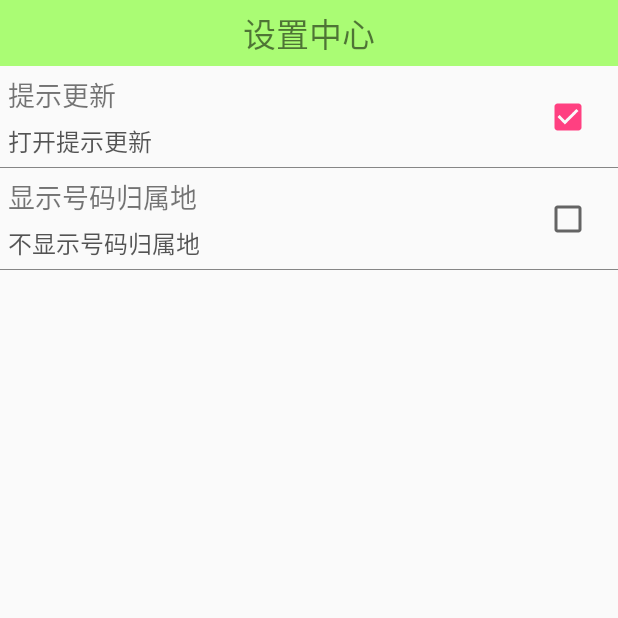
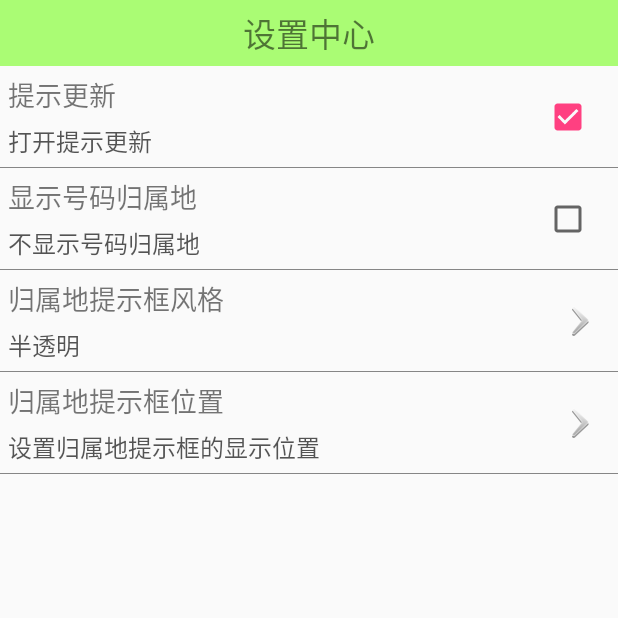
Before and after one commit to love214/mobilesafe, an Android app: the SettingActivity screen opened directly, with no data from a screen before it, on a phone screen of 412 x 824 dp, the top half of it. Run offline under Robolectric (Android 15) with nearby library versions, the phone set to English and light mode, and no system bars.

Commit message:
手机卫士第七天-自定义toast-从APIDemos里面找到所需的资源-跟随手指移动-监听电话的状态（service，telephonemanager的使用）-LayoutParams的使用-动态获取正在运行的服务（ActivityManager：进程管理者）

```diff
--- a/app/src/main/AndroidManifest.xml
+++ b/app/src/main/AndroidManifest.xml
@@ -15,6 +15,7 @@
     <uses-permission android:name="android.permission.READ_CONTACTS"/>
     <uses-permission android:name="android.permission.RECEIVE_SMS"/>
     <uses-permission android:name="android.permission.READ_SMS"/>
+    <uses-permission android:name="android.permission.PROCESS_OUTGOING_CALLS"/>
 
     <application
         android:allowBackup="true"
@@ -29,6 +30,9 @@
                 <category android:name="android.intent.category.LAUNCHER"/>
             </intent-filter>
         </activity>
+        <activity android:name=".activity.DragViewActivity"
+            android:theme="@android:style/Theme.Translucent.NoTitleBar"
+            />
         <activity android:name=".activity.HomeActivity"/>
         <activity android:name=".activity.SettingActivity"/>
         <activity android:name=".activity.LostfindActivity"/>
--- a/app/src/main/java/com/test/mobilesafe/activity/SettingActivity.java
+++ b/app/src/main/java/com/test/mobilesafe/activity/SettingActivity.java
@@ -2,13 +2,16 @@ package com.test.mobilesafe.activity;
 
 import android.app.Activity;
 import android.content.Context;
+import android.content.DialogInterface;
 import android.content.Intent;
 import android.content.SharedPreferences;
 import android.os.Bundle;
+import android.support.v7.app.AlertDialog;
 import android.view.View;
 
 import com.test.mobilesafe.R;
 import com.test.mobilesafe.service.AddressService;
+import com.test.mobilesafe.ui.SettingClickView;
 import com.test.mobilesafe.ui.SettingView;
 import com.test.mobilesafe.utils.AddressUtils;
 
@@ -21,6 +24,8 @@ public class SettingActivity extends Activity {
     private SettingView sv_setting_address;
     private SharedPreferences sp;
     private Context mContext;
+    private SettingClickView scv_setting_changebg;
+    private SettingClickView scv_setting_location;
 
     @Override
     protected void onCreate(Bundle savedInstanceState) {
@@ -30,9 +35,28 @@ public class SettingActivity extends Activity {
         sp=getSharedPreferences("config",MODE_PRIVATE);//保存设置信息
         sv_setting_update = (SettingView) findViewById(R.id.sv_setting_update);
         sv_setting_address = (SettingView) findViewById(R.id.sv_setting_address);
+        scv_setting_changebg = (SettingClickView) findViewById(R.id.scv_setting_changebg);
+        scv_setting_location = (SettingClickView) findViewById(R.id.scv_setting_location);
         //sv_setting_update.setTitle("提示更新");
         update();
         address();
+        changebg();
+        location();
+    }
+
+    /**
+     * 归属地提示位置
+     */
+    private void location() {
+        scv_setting_location.setTitle("归属地提示框位置");
+        scv_setting_location.setDes("设置归属地提示框的显示位置");
+        scv_setting_location.setOnClickListener(new View.OnClickListener() {
+            @Override
+            public void onClick(View v) {
+                Intent intent = new Intent(mContext, DragViewActivity.class);
+                startActivity(intent);
+            }
+        });
     }
 
     @Override
@@ -41,6 +65,42 @@ public class SettingActivity extends Activity {
         super.onStart();
         address();
     }
+
+    /**
+     * 设置归属地提示框的颜色
+     */
+    private void changebg() {
+        final String[] items={"半透明","活力橙","卫士蓝","金属灰","苹果绿"};
+        scv_setting_changebg.setTitle("归属地提示框风格");
+        scv_setting_changebg.setDes(items[sp.getInt("which", 0)]); //恢复上次选中的风格
+        scv_setting_changebg.setOnClickListener(new View.OnClickListener() {
+            @Override
+            public void onClick(View v) {
+                final AlertDialog.Builder builder=new AlertDialog.Builder(mContext);
+                builder.setIcon(R.mipmap.ic_launcherweb);
+                builder.setTitle("归属地提示框风格");
+                //设置取消按钮
+                builder.setNegativeButton("取消", null);//因为只是隐藏对话框，所以不需要第二个参数
+                int spInt = sp.getInt("which", 0);//恢复上次选中的风格
+                builder.setSingleChoiceItems(items, spInt, new DialogInterface.OnClickListener() {
+                    @Override
+                    public void onClick(DialogInterface dialog, int which) {
+                        SharedPreferences.Editor editor = sp.edit();
+                        editor.putInt("which",which);
+                        editor.commit();
+                        //which ：选中的索引值
+                        //设置描述信息
+                        scv_setting_changebg.setDes(items[which]);
+                        dialog.dismiss();
+                    }
+                });
+                builder.show();
+            }
+        });
+
+    }
+
+
 
     /**
      * 开启归属地显示的操作
--- /dev/null
+++ b/app/src/main/java/com/test/mobilesafe/ui/SettingClickView.java
@@ -0,0 +1,73 @@
+package com.test.mobilesafe.ui;
+
+import android.content.Context;
+import android.util.AttributeSet;
+import android.view.View;
+import android.widget.RelativeLayout;
+import android.widget.TextView;
+
+import com.test.mobilesafe.R;
+
+/**
+ * Created by Huyanglin on 2016/8/13.
+ */
+public class SettingClickView extends RelativeLayout {
+
+    private TextView tv_setting_title;
+    private TextView tv_setting_des;
+    private String des_on;
+    private String des_off;
+
+    public SettingClickView(Context context) {
+        super(context);
+        init();
+    }
+
+    //attrs保存有控件的所有属性
+    public SettingClickView(Context context, AttributeSet attrs) {
+        super(context, attrs);
+        init();
+//        int count = attrs.getAttributeCount();
+//        for (int i=0;i<count;i++){
+//            //获取每个属性的值
+//            String attributeValue = attrs.getAttributeValue(i);
+//
+//        }
+
+        String title = attrs.getAttributeValue("http://schemas.android.com/apk/res-auto", "title");
+        des_on = attrs.getAttributeValue("http://schemas.android.com/apk/res-auto", "des_on");
+        des_off = attrs.getAttributeValue("http://schemas.android.com/apk/res-auto", "des_off");
+        tv_setting_title.setText(title);
+
+    }
+
+    public SettingClickView(Context context, AttributeSet attrs, int defStyleAttr) {
+        super(context, attrs, defStyleAttr);
+        init();
+    }
+
+    private void init(){
+        //添加布局文件
+//        View view = View.inflate(getContext(), R.layout.setting,null);
+//        this.addView(view);
+        View view = View.inflate(getContext(), R.layout.settingclickview, this);
+        //获取控件
+        tv_setting_title = (TextView) view.findViewById(R.id.tv_setting_title);
+        tv_setting_des = (TextView) view.findViewById(R.id.tv_setting_des);
+
+    }
+
+    //需要添加一些方法，方便修改其中空间的属性或者值
+    //设置标题的方法
+    public void setTitle(String title){
+        tv_setting_title.setText(title);
+    }
+
+    //设置描述信息
+    public void setDes(String des){
+        tv_setting_des.setText(des);
+    }
+
+
+
+}
--- a/app/src/main/res/layout/activity_setting.xml
+++ b/app/src/main/res/layout/activity_setting.xml
@@ -37,4 +37,17 @@
         >
     </com.test.mobilesafe.ui.SettingView>
 
+    <com.test.mobilesafe.ui.SettingClickView
+        android:id="@+id/scv_setting_changebg"
+        android:layout_width="match_parent"
+        android:layout_height="wrap_content">
+
+    </com.test.mobilesafe.ui.SettingClickView>
+    <com.test.mobilesafe.ui.SettingClickView
+        android:id="@+id/scv_setting_location"
+        android:layout_width="match_parent"
+        android:layout_height="wrap_content">
+
+    </com.test.mobilesafe.ui.SettingClickView>
+
 </LinearLayout>
--- /dev/null
+++ b/app/src/main/res/layout/settingclickview.xml
@@ -0,0 +1,43 @@
+<?xml version="1.0" encoding="utf-8"?>
+<RelativeLayout xmlns:android="http://schemas.android.com/apk/res/android"
+                android:layout_width="match_parent"
+                android:layout_height="wrap_content">
+
+    <TextView
+        android:id="@+id/tv_setting_title"
+        android:layout_width="wrap_content"
+        android:layout_height="wrap_content"
+        android:layout_margin="5dp"
+        android:text="提示更新"
+        android:textSize="18sp"/>
+
+    <TextView
+        android:id="@+id/tv_setting_des"
+        android:layout_width="wrap_content"
+        android:layout_height="wrap_content"
+        android:layout_below="@id/tv_setting_title"
+        android:layout_marginLeft="5dp"
+        android:text="关闭提示更新"
+        android:textColor="#aa000000"
+        android:textSize="16sp"/>
+
+    <ImageView
+        android:id="@+id/cb_setting_update"
+        android:layout_width="wrap_content"
+        android:layout_height="wrap_content"
+        android:layout_alignParentRight="true"
+        android:layout_centerVertical="true"
+        android:layout_marginRight="17dp"
+        android:focusable="false"
+        android:clickable="false"
+        android:background="@drawable/jiantou1"
+        />
+
+    <View
+        android:layout_width="match_parent"
+        android:layout_height="0.5dp"
+        android:layout_below="@id/tv_setting_des"
+        android:layout_marginTop="5dp"
+        android:background="#77000000"
+        />
+</RelativeLayout>
```
Also changed, not shown: app/src/main/java/com/test/mobilesafe/activity/DragViewActivity.java (added, +73 -0 lines), app/src/main/java/com/test/mobilesafe/service/AddressService.java (+63 -22 lines), app/src/main/res/layout/activity_dragview.xml (added, +43 -0 lines), app/src/main/res/layout/toast_custom.xml (added, +23 -0 lines), app/src/main/res/drawable-hdpi/call_locate_blue.9.png (added), app/src/main/res/drawable-hdpi/call_locate_gray.9.png (added), app/src/main/res/drawable-hdpi/call_locate_green.9.png (added), app/src/main/res/drawable-hdpi/call_locate_orange.9.png (added), app/src/main/res/drawable-hdpi/call_locate_white.9.png (added), app/src/main/res/drawable-hdpi/jiantou1.png (added).
